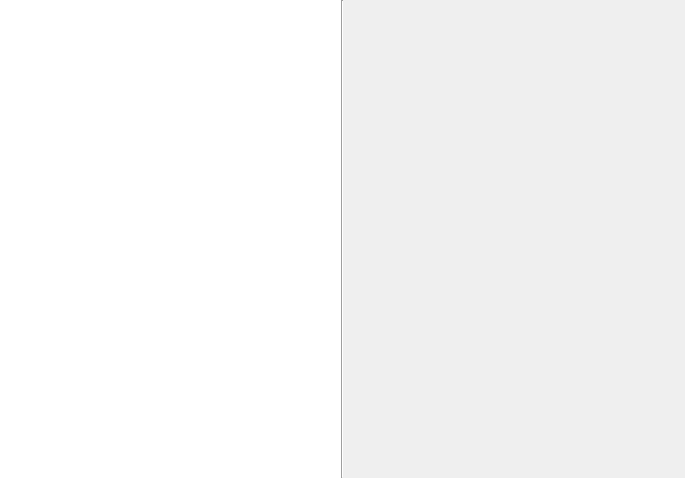
The window that application/othersourceswidget.ui (theCheeseboard/theBeat) describes before a commit, drawn with Qt 5.
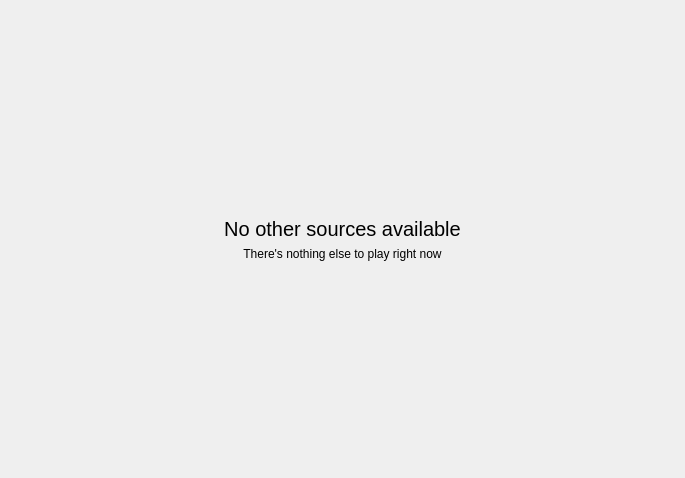
The same window after the commit. The open tabs and pages were chosen to show the change. Custom widgets are drawn as their Qt base class.

What changed in the file:
```diff
--- a/application/othersourceswidget.ui
+++ b/application/othersourceswidget.ui
@@ -30,6 +30,25 @@
     <number>0</number>
    </property>
    <item>
+    <widget class="tStackedWidget" name="mainStack">
+     <widget class="QWidget" name="sourcesPage">
+      <layout class="QHBoxLayout" name="horizontalLayout_2">
+       <property name="spacing">
+        <number>0</number>
+       </property>
+       <property name="leftMargin">
+        <number>0</number>
+       </property>
+       <property name="topMargin">
+        <number>0</number>
+       </property>
+       <property name="rightMargin">
+        <number>0</number>
+       </property>
+       <property name="bottomMargin">
+        <number>0</number>
+       </property>
+       <item>
     <widget class="QListWidget" name="sourcesList">
      <property name="frameShape">
       <enum>QFrame::NoFrame</enum>
@@ -45,6 +64,65 @@
    </item>
    <item>
     <widget class="tStackedWidget" name="stackedWidget"/>
+       </item>
+      </layout>
+     </widget>
+     <widget class="QWidget" name="noSourcesPage">
+      <layout class="QVBoxLayout" name="verticalLayout">
+       <item>
+        <spacer name="verticalSpacer_2">
+         <property name="orientation">
+          <enum>Qt::Vertical</enum>
+         </property>
+         <property name="sizeHint" stdset="0">
+          <size>
+           <width>20</width>
+           <height>200</height>
+          </size>
+         </property>
+        </spacer>
+       </item>
+       <item>
+        <widget class="QLabel" name="label">
+         <property name="font">
+          <font>
+           <pointsize>15</pointsize>
+          </font>
+         </property>
+         <property name="text">
+          <string>No other sources available</string>
+         </property>
+         <property name="alignment">
+          <set>Qt::AlignCenter</set>
+         </property>
+        </widget>
+       </item>
+       <item>
+        <widget class="QLabel" name="label_2">
+         <property name="text">
+          <string>There's nothing else to play right now</string>
+         </property>
+         <property name="alignment">
+          <set>Qt::AlignCenter</set>
+         </property>
+        </widget>
+       </item>
+       <item>
+        <spacer name="verticalSpacer">
+         <property name="orientation">
+          <enum>Qt::Vertical</enum>
+         </property>
+         <property name="sizeHint" stdset="0">
+          <size>
+           <width>20</width>
+           <height>199</height>
+          </size>
+         </property>
+        </spacer>
+       </item>
+      </layout>
+     </widget>
+    </widget>
    </item>
   </layout>
  </widget>
```
Lines whose indentation alone changed are shown as unchanged.
